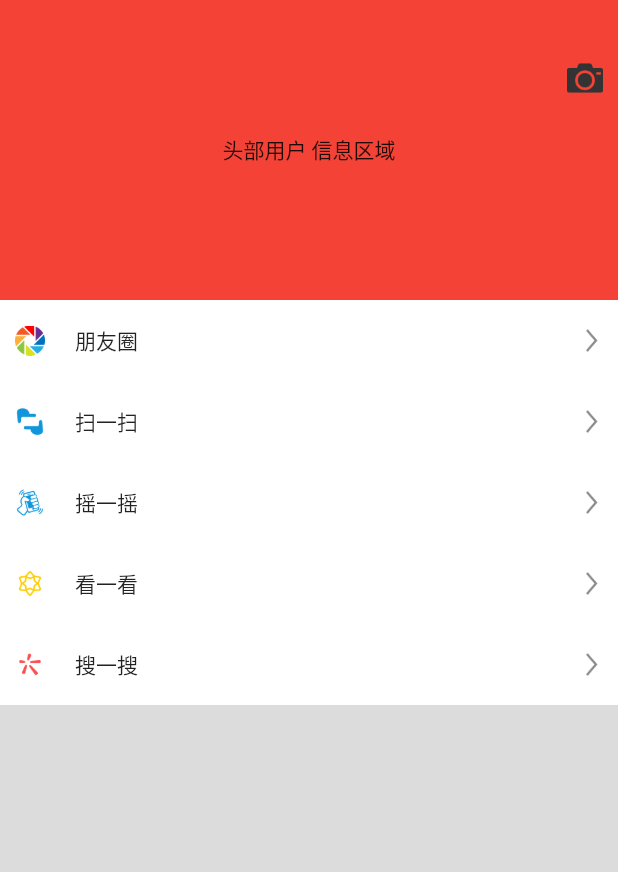
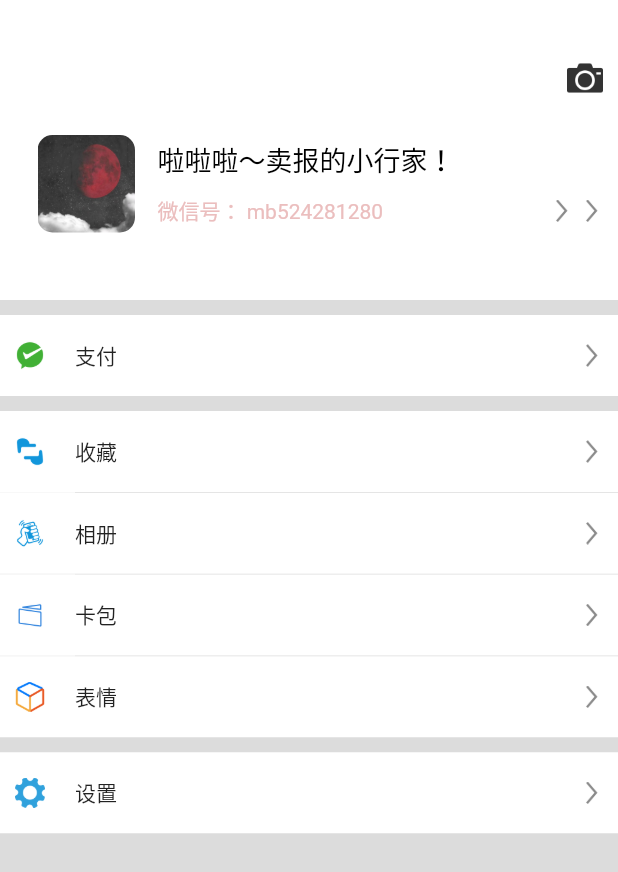
Before and after one commit to myNameispiaofei/ToyMyWechat, a Flutter app: the MinePage screen opened directly, on a phone screen of 412 x 824 dp. Shown: the top 872 px of the screen. Run offline on Flutter 3.47's test engine with Material 2 defaults, Android fonts, the phone set to English and light mode, and no system bars.

Commit message:
MOD:我的页面

```diff
--- a/mywechat/lib/pages/mine_page.dart
+++ b/mywechat/lib/pages/mine_page.dart
@@ -13,7 +13,6 @@ class _MinePageState extends State<MinePage> {
     return Scaffold(
       body: Stack(
         children: <Widget>[
-
           Container(
             color: Color.fromRGBO(220, 220, 220, 1),
             child: MediaQuery.removePadding(
@@ -21,26 +20,28 @@ class _MinePageState extends State<MinePage> {
               context: context,
               child: ListView(
                 children: <Widget>[
-                  Container(
-                    height: 200,
-                    color: Colors.red,
-                    child: Center(child: Text("头部用户 信息区域")),
-                  ),
+                  _headerInfoWidet(),
+                  _sectionSpaceWidet(),
                   DiscoverCell(
-                      title: '朋友圈', imageName: 'images/friend_c_icon.png'),
+                      title: '支付', imageName: 'images/we_pay.png'),
+                  _sectionSpaceWidet(),
                   DiscoverCell(
-                      title: '扫一扫', imageName: 'images/sweep_blue.png'),
-                  DiscoverCell(title: '摇一摇', imageName: 'images/shake.png'),
-                  DiscoverCell(title: '看一看', imageName: 'images/look_icon.png'),
-                  DiscoverCell(title: '搜一搜', imageName: 'images/搜一搜.png'),
-
+                      title: '收藏', imageName: 'images/sweep_blue.png'),
+                  _cellBaseLine(),
+                  DiscoverCell(title: '相册', imageName: 'images/shake.png'),
+                  _cellBaseLine(),
+                  DiscoverCell(title: '卡包', imageName: 'images/we_card_icon.png'),
+                  _cellBaseLine(),
+                  DiscoverCell(title: '表情', imageName: 'images/we_collect.png'),
+                  _sectionSpaceWidet(),
+                  DiscoverCell(title: '设置', imageName: 'images/we_setting_icon.png'),
                 ],
               ),
             ),
           ),
           Positioned(
-              top: 0,
-              left: 0,
+            top: 0,
+            left: 0,
             right: 0,
             height: 64,
             child: Container(
@@ -61,4 +62,108 @@ class _MinePageState extends State<MinePage> {
       ),
     );
   }
+
+  _headerInfoWidet() {
+    return Container(
+      width: MediaQuery.of(context).size.width,
+      height: 200,
+      color: Colors.white,
+      child: Container(
+        height: 70,
+        margin: EdgeInsets.only(top: 90,bottom: 20),
+        child: Row(
+          crossAxisAlignment: CrossAxisAlignment.start,
+          children: <Widget>[
+            Container(width: 25),
+            Container(
+              width: 65,
+              height: 65,
+              decoration: BoxDecoration(
+                borderRadius: BorderRadius.circular(10.0),
+                image: DecorationImage(
+                    image: AssetImage('images/my_portrait.png'), fit: BoxFit.cover),
+              ),
+            ), //
+            Container(width: 15),
+            Expanded(
+              child: Container(
+                padding: EdgeInsets.only(right: 10),
+                child: Column(
+                  crossAxisAlignment: CrossAxisAlignment.start,
+                  children: <Widget>[
+                    Container(height: 3),
+                    _headNickWidget(),
+                    Container(height: 10),
+                    _headWeChatNumWidget(),
+                  ],
+                ),
+              ),
+            ),
+          ],
+        ),
+      ),
+    );
+  }
+
+  _headNickWidget() {
+    return Text(
+      '啦啦啦～卖报的小行家！',
+      style: TextStyle(
+          fontSize: 18, fontWeight: FontWeight.w500, color: Colors.black),
+    );
+  }
+
+  _headWeChatNumWidget() {
+    return Container(
+      child: Row(
+        mainAxisAlignment: MainAxisAlignment.spaceBetween,
+        children: <Widget>[
+          Container(
+            child: Row(
+              children: <Widget>[
+                Text(
+                  '微信号： mb524281280',
+                  style: TextStyle(
+                      fontSize: 14,
+                      fontWeight: FontWeight.normal,
+                      color: Color(0xffebbebe)),
+                ),
+              ],
+            ),
+          ),
+          Container(
+            child: Row(
+              children: <Widget>[
+                Image(
+                  image: AssetImage('images/icon_right.png'),
+                  width: 15,
+                ),
+                Container(width: 5),
+                Image(
+                  image: AssetImage('images/icon_right.png'),
+                  width: 15,
+                ),
+              ],
+            ),
+          ),
+        ],
+      ),
+    );
+  }
+
+  _cellBaseLine() {
+    return Row(
+      children: <Widget>[
+        Container(width: 50, height: 0.5, color: Colors.white),
+        Container(height: 0.5, color: Colors.grey)
+      ],
+    );
+  }
+
+  _sectionSpaceWidet() {
+    return Container(
+      height: 10,
+    );
+  }
+
 }
--- a/mywechat/pubspec.yaml
+++ b/mywechat/pubspec.yaml
@@ -82,8 +82,9 @@ flutter:
      - images/we_collect.png
      - images/we_emoji.png
      - images/we_pay.png
-     - images/we_photo album.png
+     - images/we_photo_album.png
      - images/we_setting_icon.png
+     - images/my_portrait.png
      - images/搜一搜.png
   # An image asset can refer to one or more resolution-specific "variants", see
   # https://flutter.dev/assets-and-images/#resolution-aware.
```
Also changed, not shown: mywechat/images/my_portrait.png (added), mywechat/images/we_photo_album.png (renamed from mywechat/images/we_photo album.png).
